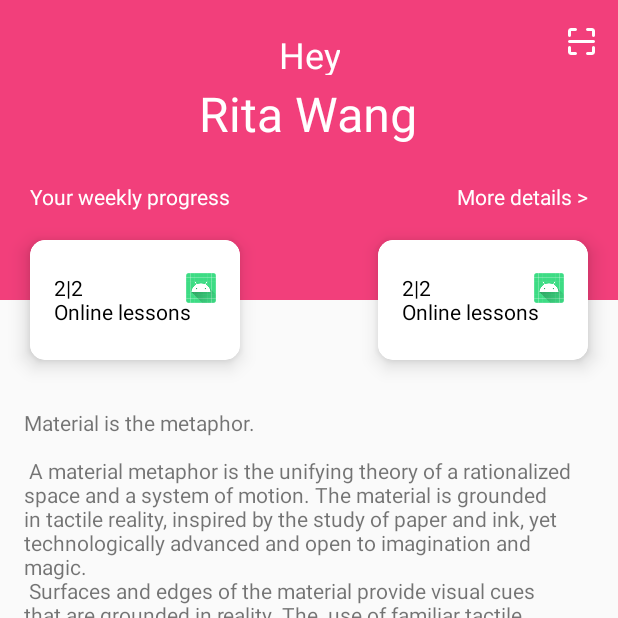
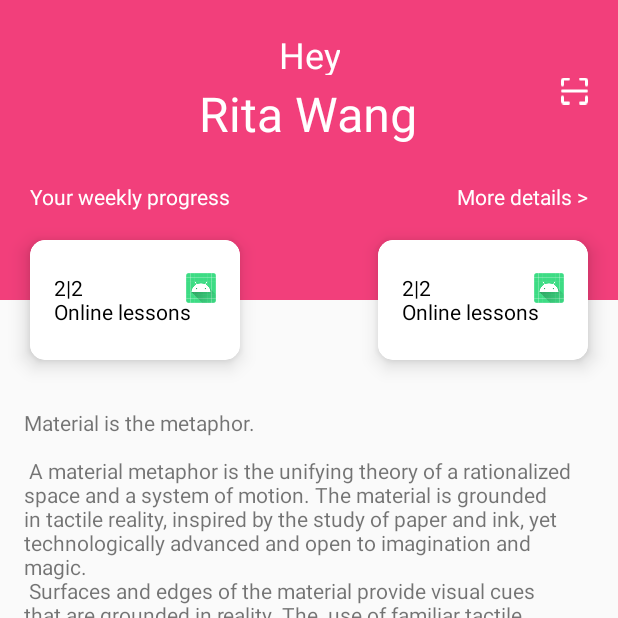
Before and after one commit to rayworks/MaterialApp, an Android app: the screen it shows after launch (ScrollingActivity), on a phone screen of 412 x 824 dp, the top half of it. Run offline under Robolectric (Android 15) with nearby library versions, the phone set to English and light mode, and no system bars.

Commit message:
Optimize the scrolling effect

```diff
--- a/app/src/main/java/com/rayworks/materialapp/ScrollingActivity.kt
+++ b/app/src/main/java/com/rayworks/materialapp/ScrollingActivity.kt
@@ -1,5 +1,6 @@
 package com.rayworks.materialapp
 
+import android.graphics.drawable.ColorDrawable
 import android.os.Bundle
 import android.view.Menu
 import android.view.MenuItem
@@ -24,6 +25,9 @@ class ScrollingActivity : AppCompatActivity() {
         setSupportActionBar(findViewById(R.id.toolbar))
         val toolbarLayout = findViewById<CollapsingToolbarLayout>(R.id.toolbar_layout)
         toolbarLayout.title = "Rita Wang"//title
+
+        // set the background explicitly instead of 'app:contentScrim' to reduce the view flicking
+        supportActionBar?.setBackgroundDrawable(ColorDrawable(resources.getColor(R.color.colorPrimary)))
 
         val cardLeft = findViewById<CardView>(R.id.lesson_card_left)
         val cardRight = findViewById<CardView>(R.id.lesson_card_right)
--- a/app/src/main/res/layout/activity_scrolling.xml
+++ b/app/src/main/res/layout/activity_scrolling.xml
@@ -21,12 +21,18 @@
             android:clipChildren="false"
             android:clipToPadding="false"
             android:fitsSystemWindows="true"
-            app:contentScrim="@color/colorPrimary"
             app:expandedTitleGravity="top|left"
             app:expandedTitleTextAppearance="@style/NameTextExpanded"
             app:layout_scrollFlags="scroll|exitUntilCollapsed"
             app:titleEnabled="true"
             app:toolbarId="@+id/toolbar">
+
+            <androidx.appcompat.widget.Toolbar
+                android:id="@+id/toolbar"
+                android:layout_width="match_parent"
+                android:layout_height="?attr/actionBarSize"
+                app:layout_collapseMode="pin"
+                app:popupTheme="@style/AppTheme.PopupOverlay" />
 
             <include
                 android:id="@+id/profile_header"
@@ -37,12 +43,6 @@
                 android:fitsSystemWindows="true"
                 app:layout_collapseMode="none" />
 
-            <androidx.appcompat.widget.Toolbar
-                android:id="@+id/toolbar"
-                android:layout_width="match_parent"
-                android:layout_height="?attr/actionBarSize"
-                app:layout_collapseMode="pin"
-                app:popupTheme="@style/AppTheme.PopupOverlay" />
 
         </com.google.android.material.appbar.CollapsingToolbarLayout>
     </com.google.android.material.appbar.AppBarLayout>
--- a/app/src/main/res/layout/view_top_header.xml
+++ b/app/src/main/res/layout/view_top_header.xml
@@ -31,6 +31,16 @@
         android:text="Rita Wang"
         android:textColor="@android:color/white"
         android:textSize="32sp" />
+
+    <ImageView
+        android:id="@+id/image_scan"
+        android:layout_width="18dp"
+        android:layout_height="18dp"
+        android:layout_alignTop="@id/hey"
+        android:layout_alignBottom="@id/name"
+        android:layout_alignParentEnd="true"
+        android:layout_marginEnd="20dp"
+        android:src="@mipmap/scan" />
 
     <TextView
         android:id="@+id/text_progress"
```
